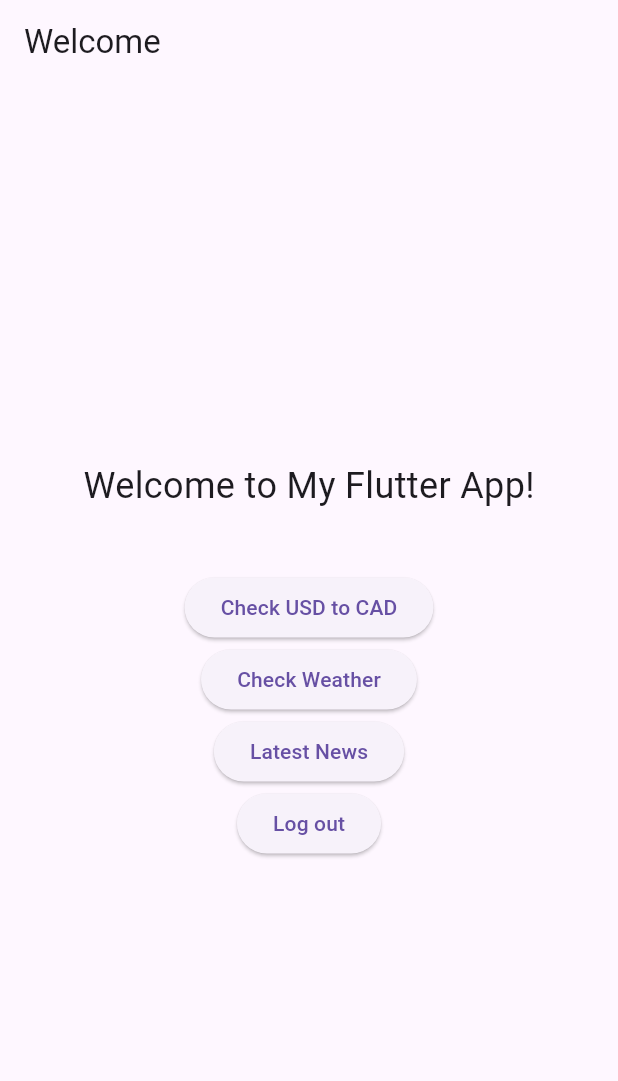
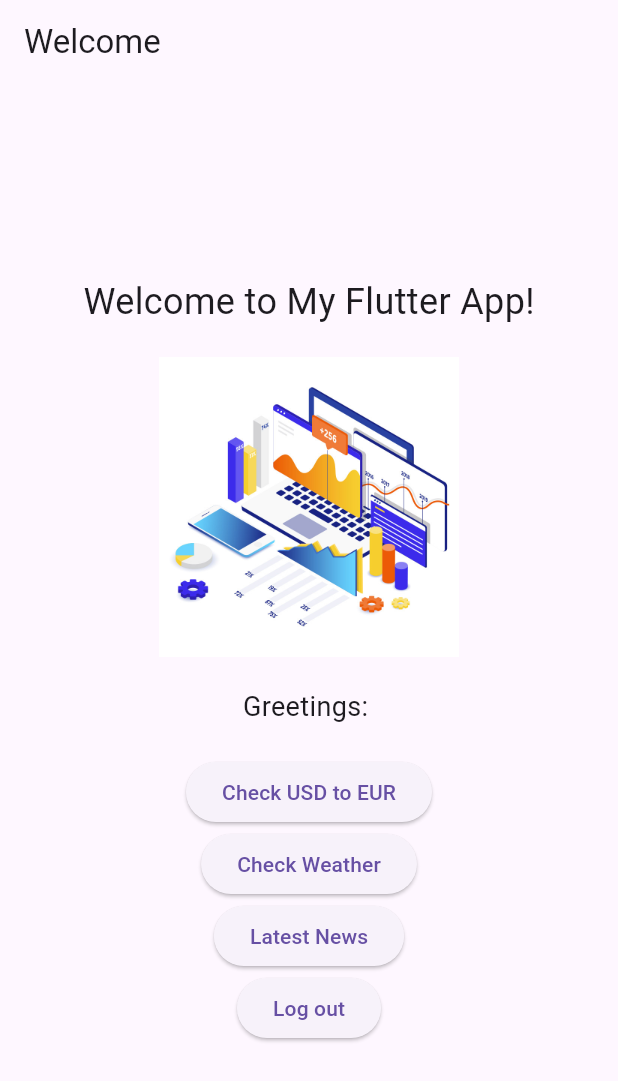
Before and after one commit to Sukhchhina/FlutterAppAssignment, a Flutter app: the screen it shows once a user with an empty profile is signed in, on a phone screen of 412 x 824 dp. Shown: the top 1081 px of the screen. Run offline on Flutter 3.47's test engine with Material 3 defaults, Android fonts, the phone set to English and light mode, and no system bars; our stand-ins replace firebase_auth, firebase_core, go_router; accounts and stored records are empty; network calls fail.

Commit message:
minor fix

```diff
--- a/lib/main.dart
+++ b/lib/main.dart
@@ -70,7 +70,10 @@ class MyApp extends StatelessWidget {
                 // Greeting page (protected route)
                 GoRoute(
                   path: '/greeting',
-                  builder: (context, state) => GreetingPage(),
+                  builder: (context, state) {
+            final email = state.extra as String?;
+            return GreetingPage(email: email ?? 'Unknown');
+            },
                   redirect: (context, state) => isAuthenticated ? null : '/login',
                 ),
                 // Calculator page (protected route)
--- a/lib/pages/greeting.dart
+++ b/lib/pages/greeting.dart
@@ -4,8 +4,15 @@ import 'package:firebase_auth/firebase_auth.dart';
 
 /// The GreetingPage displays a welcome message and an image.
 class GreetingPage extends StatelessWidget {
+  final String email;
+
+  // Constructor to receive the email
+  const GreetingPage({Key? key, required this.email}) : super(key: key);
+
   @override
   Widget build(BuildContext context) {
+    final userEmail = FirebaseAuth.instance.currentUser?.email ?? 'Unknown';
+
     return Scaffold(
       appBar: AppBar(title: Text('Welcome')),
       body: Center(
@@ -17,16 +24,19 @@ class GreetingPage extends StatelessWidget {
               style: TextStyle(fontSize: 24),
             ),
             SizedBox(height: 20),
-            /*
-            Image.network(
-              'https://example.com/welcome_image.png', // Replace with a valid URL or a local asset
+            Image.asset(
+              'lib/assets/performance.jpg',
               height: 200,
             ),
-            */
+            SizedBox(height: 20),
+            Text(
+              'Greetings: $userEmail',
+              style: TextStyle(fontSize: 18),
+            ),
             SizedBox(height: 20),
             ElevatedButton(
               onPressed: () => context.go('/currency'),
-              child: Text('Check USD to CAD'),
+              child: Text('Check USD to EUR'),
             ),
             ElevatedButton(
               onPressed: () => context.go('/weather'),
--- a/lib/pages/login.dart
+++ b/lib/pages/login.dart
@@ -53,7 +53,8 @@ class _LoginPageState extends State<LoginPage> {
                     _passwordController.text.trim(),
                   );
                   if (user != null) {
-                          context.go('/greeting');
+                    // Pass the user's email to the GreetingPage
+                    context.go('/greeting', extra: user.email);
                   } else {
                     ScaffoldMessenger.of(context).showSnackBar(
                       SnackBar(content: Text('Login failed. Please check your credentials.')),
--- a/pubspec.yaml
+++ b/pubspec.yaml
@@ -42,6 +42,8 @@ dependencies:
   go_router: ^14.2.1
   expressions: ^0.2.5+1
 
+
+
 dev_dependencies:
   flutter_test:
     sdk: flutter
@@ -58,7 +60,8 @@ dev_dependencies:
 
 # The following section is specific to Flutter packages.
 flutter:
-
+  assets:
+    - lib/assets/performance.jpg
   # The following line ensures that the Material Icons font is
   # included with your application, so that you can use the icons in
   # the material Icons class.
```
Also changed, not shown: lib/assets/performance.jpg (added). Lines whose indentation alone changed are shown as unchanged.
